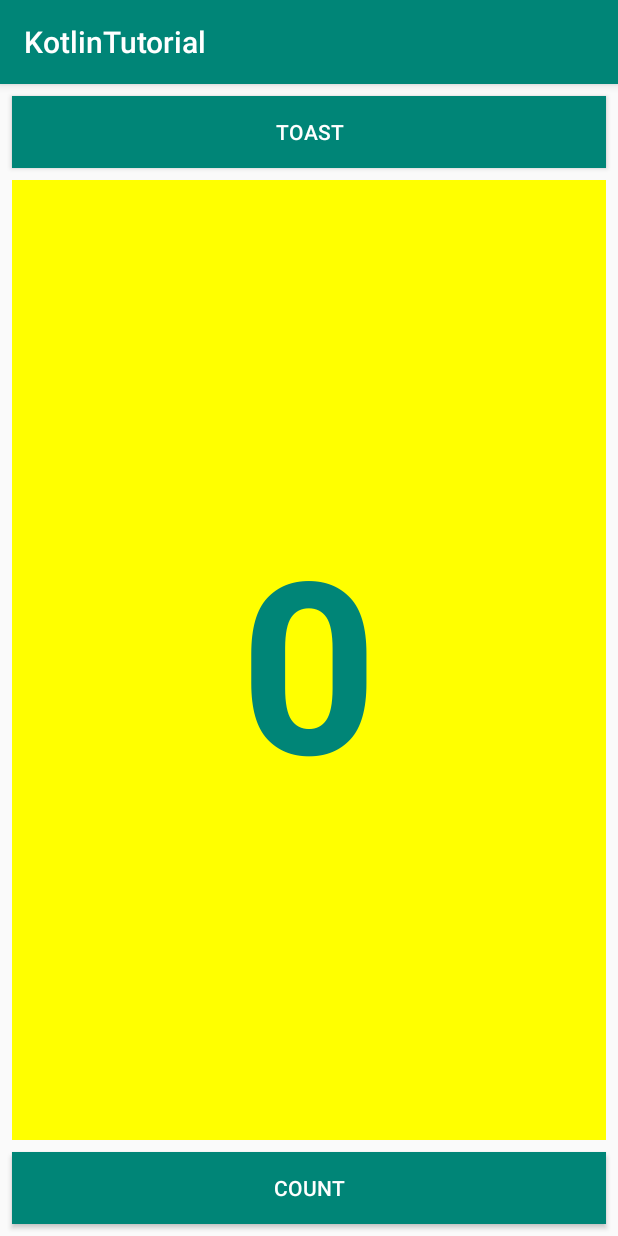
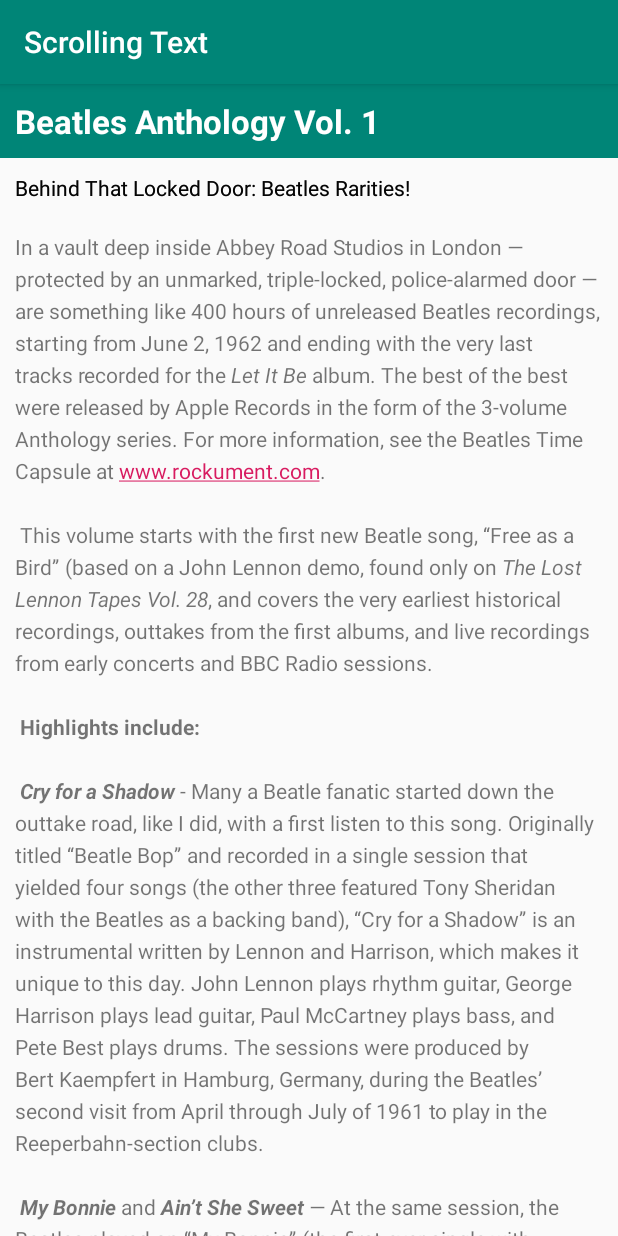
Before and after one commit to yyh-gl/android-kotlin-tutorial, an Android app: the screen it shows after launch (MainActivity), on a phone screen of 412 x 824 dp. Run offline under Robolectric (Android 15) with nearby library versions, the phone set to English and light mode, and no system bars.

Commit message:
スクロールビュー実装

```diff
--- a/app/src/main/java/com/example/kotlintutorial/MainActivity.kt
+++ b/app/src/main/java/com/example/kotlintutorial/MainActivity.kt
@@ -2,31 +2,10 @@ package com.example.kotlintutorial
 
 import android.support.v7.app.AppCompatActivity
 import android.os.Bundle
-import android.view.View
-import android.widget.Toast
-import android.widget.TextView
 
 class MainActivity : AppCompatActivity() {
-    private var mCount: Int = 0
-    private var mShowCount: TextView? = null
-
     override fun onCreate(savedInstanceState: Bundle?) {
         super.onCreate(savedInstanceState)
         setContentView(R.layout.activity_main)
-
-        mShowCount = findViewById(R.id.show_count)
-    }
-
-    fun showToast(view: View) {
-        val toast = Toast.makeText(
-            this, R.string.toast_message,
-            Toast.LENGTH_SHORT
-        )
-        toast.show()
-    }
-
-    fun countUp(view: View) {
-        ++mCount
-        mShowCount?.text = mCount.toString()
     }
 }
--- a/app/src/main/res/layout/activity_main.xml
+++ b/app/src/main/res/layout/activity_main.xml
@@ -1,61 +1,62 @@
 <?xml version="1.0" encoding="utf-8"?>
-<android.support.constraint.ConstraintLayout
-        xmlns:android="http://schemas.android.com/apk/res/android"
-        xmlns:tools="http://schemas.android.com/tools"
-        xmlns:app="http://schemas.android.com/apk/res-auto"
-        android:layout_width="match_parent"
-        android:layout_height="match_parent"
-        android:id="@+id/rootLayout"
-        tools:context=".MainActivity">
+<RelativeLayout xmlns:android="http://schemas.android.com/apk/res/android"
+                xmlns:tools="http://schemas.android.com/tools"
+                android:layout_width="match_parent"
+                android:layout_height="match_parent"
+                tools:context="com.example.kotlintutorial.MainActivity">
 
-    <Button
-            android:id="@+id/button_toast"
-            android:layout_width="0dp"
-            android:layout_height="wrap_content"
-            android:layout_marginEnd="8dp"
-            android:layout_marginStart="8dp"
-            android:layout_marginTop="8dp"
-            android:background="@color/colorPrimary"
-            android:text="@string/button_label_toast"
-            android:textColor="@android:color/white"
-            app:layout_constraintEnd_toEndOf="parent"
-            app:layout_constraintStart_toStartOf="parent"
-            app:layout_constraintTop_toTopOf="parent"
-            android:onClick="showToast"/>
-
-    <Button
-            android:id="@+id/button_count"
-            android:layout_width="0dp"
-            android:layout_height="wrap_content"
-            android:layout_marginBottom="8dp"
-            android:layout_marginEnd="8dp"
-            android:layout_marginStart="8dp"
-            android:background="@color/colorPrimary"
-            android:text="@string/button_label_count"
-            android:textColor="@android:color/white"
-            app:layout_constraintBottom_toBottomOf="parent"
-            app:layout_constraintEnd_toEndOf="parent"
-            app:layout_constraintStart_toStartOf="parent"
-            android:onClick="countUp" />
 
     <TextView
-            android:id="@+id/show_count"
-            android:layout_width="0dp"
-            android:layout_height="0dp"
-            android:layout_marginBottom="8dp"
-            android:layout_marginEnd="8dp"
-            android:layout_marginStart="8dp"
-            android:layout_marginTop="8dp"
-            android:background="#FFFF00"
-            android:gravity="center_vertical"
-            android:text="@string/count_initial_value"
-            android:textAlignment="center"
-            android:textColor="@color/colorPrimary"
-            android:textSize="160sp"
-            android:textStyle="bold"
-            app:layout_constraintBottom_toTopOf="@+id/button_count"
-            app:layout_constraintEnd_toEndOf="parent"
-            app:layout_constraintStart_toStartOf="parent"
-            app:layout_constraintTop_toBottomOf="@+id/button_toast" />
+            android:id="@+id/article_heading"
+            android:layout_width="match_parent"
+            android:layout_height="wrap_content"
+            android:background="@color/colorPrimary"
+            android:padding="@dimen/padding_regular"
+            android:text="@string/article_title"
+            android:textAppearance=
+                    "@android:style/TextAppearance.DeviceDefault.Large"
+            android:textColor="@android:color/white"
+            android:textStyle="bold" />
 
-</android.support.constraint.ConstraintLayout>
+    <TextView
+            android:id="@+id/article_subheading"
+            android:layout_width="match_parent"
+            android:layout_height="wrap_content"
+            android:layout_below="@id/article_heading"
+            android:padding="@dimen/padding_regular"
+            android:text="@string/article_subtitle"
+            android:textAppearance=
+                    "@android:style/TextAppearance.DeviceDefault" />
+
+    <ScrollView
+            android:layout_width="wrap_content"
+            android:layout_height="wrap_content"
+            android:layout_below="@id/article_heading">
+
+        <LinearLayout
+                android:layout_width="match_parent"
+                android:layout_height="wrap_content"
+                android:orientation="vertical">
+
+            <TextView
+                    android:id="@+id/article_subheading"
+                    android:layout_width="match_parent"
+                    android:layout_height="wrap_content"
+                    android:padding="@dimen/padding_regular"
+                    android:text="@string/article_subtitle"
+                    android:textAppearance=
+                            "@android:style/TextAppearance.DeviceDefault" />
+
+            <TextView
+                    android:id="@+id/article"
+                    android:layout_width="wrap_content"
+                    android:layout_height="wrap_content"
+                    android:autoLink="web"
+                    android:lineSpacingExtra="@dimen/line_spacing"
+                    android:padding="@dimen/padding_regular"
+                    android:text="@string/article_text" />
+        </LinearLayout>
+
+    </ScrollView>
+
+</RelativeLayout>
--- /dev/null
+++ b/app/src/main/res/values/dimens.xml
@@ -0,0 +1,5 @@
+<?xml version="1.0" encoding="utf-8"?>
+<resources>
+    <dimen name="padding_regular">10dp</dimen>
+    <dimen name="line_spacing">5sp</dimen>
+</resources>
--- a/app/src/main/res/values/strings.xml
+++ b/app/src/main/res/values/strings.xml
@@ -1,7 +1,42 @@
+<!--
+  ~ Copyright (C) 2018 Google Inc.
+  ~
+  ~ Licensed under the Apache License, Version 2.0 (the "License");
+  ~ you may not use this file except in compliance with the License.
+  ~ You may obtain a copy of the License at
+  ~
+  ~     http://www.apache.org/licenses/LICENSE-2.0
+  ~
+  ~ Unless required by applicable law or agreed to in writing, software
+  ~ distributed under the License is distributed on an "AS IS" BASIS,
+  ~ WITHOUT WARRANTIES OR CONDITIONS OF ANY KIND, either express or implied.
+  ~ See the License for the specific language governing permissions and
+  ~ limitations under the License.
+  -->
+
 <resources>
-    <string name="app_name">KotlinTutorial</string>
-    <string name="button_label_toast">Toast</string>
-    <string name="button_label_count">Count</string>
-    <string name="count_initial_value">0</string>
-    <string name="toast_message">Hello Toast!</string>
+    <string name="app_name">Scrolling Text</string>
+    <string name="article_title">Beatles Anthology Vol. 1</string>
+    <string name="article_subtitle">Behind That Locked Door: Beatles Rarities!</string>
+    <string name="article_text">In a vault deep inside Abbey Road Studios in London — protected by an unmarked, triple-locked, police-alarmed door — are something like 400 hours of unreleased Beatles recordings, starting from June 2, 1962 and ending with the very last tracks recorded for the <i>Let It Be</i> album. The best of the best were released by Apple Records in the form of the 3-volume Anthology series.
+        For more information, see the Beatles Time Capsule at www.rockument.com.
+        \n\n
+        This volume starts with the first new Beatle song, “Free as a Bird” (based on a John Lennon demo, found only on <i>The Lost Lennon Tapes Vol. 28</i>, and covers the very earliest historical recordings, outtakes from the first albums, and live recordings from early concerts and BBC Radio sessions.
+        \n\n
+        <b>Highlights include:</b>
+        \n\n
+        <b><i>Cry for a Shadow</i></b> - Many a Beatle fanatic started down the outtake road, like I did, with a first listen to this song. Originally titled “Beatle Bop” and recorded in a single session that yielded four songs (the other three featured Tony Sheridan with the Beatles as a backing band), “Cry for a Shadow” is an instrumental written by Lennon and Harrison, which makes it unique to this day. John Lennon plays rhythm guitar, George Harrison plays lead guitar, Paul McCartney plays bass, and Pete Best plays drums. The sessions were produced by Bert Kaempfert in Hamburg, Germany, during the Beatles’ second visit from April through July of 1961 to play in the Reeperbahn-section clubs.
+        \n\n
+        <b><i>My Bonnie</i></b> and <b><i>Ain’t She Sweet</i></b> — At the same session, the Beatles played on “My Bonnie” (the first-ever single with Beatles playing), as the backing band for English singer Tony Sheridan, originally a member of the Jets. The popularity of this single in Liverpool brought the Beatles to the attention of Brian Epstein, who worked in the NEMS record store and tried to meet demand for the disc. John Lennon then sings a fine “Ain’t She Sweet” (his first-ever released vocal).
+        \n\n
+        <b><i>Searchin</i></b> — A Jerry Leiber - Mike Stoller comedy song that was a hit for the Coasters in 1957, and a popular live favorite of the Beatles. The Coasters also had a hit with “Besame Mucho” and the Beatles covered that song as well. Ringo Starr had by now replaced Pete Best on drums. The high falsetto is George, who also plays a hesitant lead guitar. This is from their first audition for Decca Records in London on Jan 1., 1962, live in the studio. The Grateful Dead would later cover “Searchin” with a similar arrangement, Pigpen doing the Paul vocals. A live version is available on outtake records featuring the Dead joined by the Beach Boys!
+        \n\n
+        <b><i>Love Me Do</i></b> — An early version of the song, played a bit slower and with more of a blues feeling, and a cool bossa-nova beat in middle. Paul had to sing while John played harmonica — a first for the group. Pete Best played drums on this version.
+        \n\n
+        <b><i>She Loves You – Till There Was You – Twist and Shout</i></b> — Live at the Princess Wales Theatre by Leicester Square in London, attended by the Queen. “Till There Was You” (by Meredith Wilson) is from the musical The Music Man and a hit for Peggy Lee in 1961. Before playing it, Paul said it was recorded by his favorite American group, “Sophie Tucker” (which got some laughs). At the end, John tells the people in the cheaper seats to clap their hands, and the rest to “rattle your jewelry” and then announces “Twist and Shout” (a song by Bert Russell and Phil Medley that was first recorded in 1962 by the Isley Brothers). A film of the performance shows the Queen smiling at John’s remark.
+        \n\n
+        <b><i>Leave My Kitten Alone</i></b> — One of the lost Beatle songs recorded during the “Beatles For Sale” sessions but never released. This song, written by Little Willie John, Titus Turner, and James McDougal, was a 1959 R&amp;B hit for Little Willie John and covered by Johnny Preston before the Beatles tried it and shelved it. A reference to a “big fat bulldog” may have influenced John’s “Hey Bulldog” (Yellow Submarine album), which is a similar rocker.
+        \n\n
+        <b><i>One After 909</i></b> — A song recorded for the <i>Let It Be</i> album was actually worked on way back in the beginning, six years earlier. This take shows how they did it much more slowly, with an R&amp;B feel to it.
+    </string>
 </resources>
```
